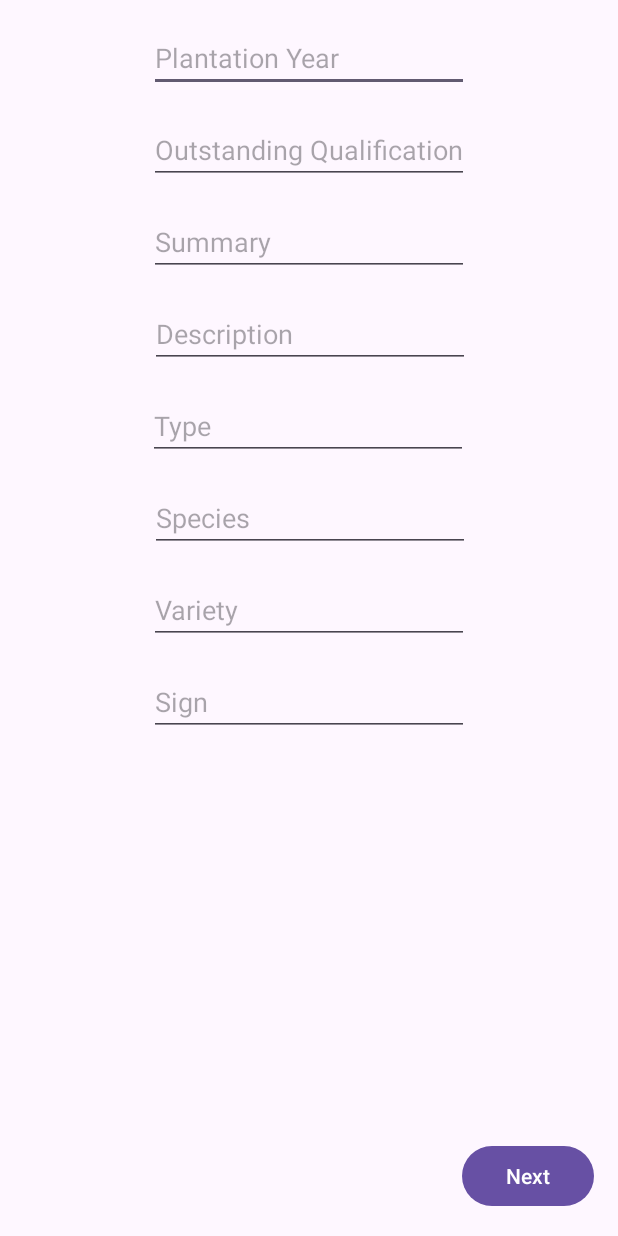
After one commit to Ramamas6/TreeWonder, an Android app: the fragment CreateTreeFragment2 shown on its own in the app's theme, on a phone screen of 412 x 824 dp. The commit adds this screen. Run offline under Robolectric (Android 15) with nearby library versions, the phone set to English and light mode, and no system bars.

Commit message:
feat: add Tree with 3 fragments

```diff
--- /dev/null
+++ b/app/src/main/java/com/example/treewonder/CreateTreeFragment2.kt
@@ -0,0 +1,89 @@
+package com.example.treewonder
+
+import android.icu.number.IntegerWidth
+import android.os.Bundle
+import androidx.fragment.app.Fragment
+import android.view.LayoutInflater
+import android.view.View
+import android.view.ViewGroup
+import android.widget.Button
+import android.widget.EditText
+import androidx.fragment.app.FragmentTransaction
+
+class CreateTreeFragment2 : Fragment() {
+    private var name: String = ""
+    private var commonName: String = ""
+    private var botanicName: String = ""
+    private var height: Int = 0
+    private var circumference: Int = 0
+    private var developmentStage: String  =""
+
+    private lateinit var edtPlantationYear: EditText
+    private lateinit var edtOutstandingQualification: EditText
+    private lateinit var edtSummary: EditText
+    private lateinit var edtDescription: EditText
+    private lateinit var edtType: EditText
+    private lateinit var edtSpecies: EditText
+    private lateinit var edtVariety: EditText
+    private lateinit var edtSign: EditText
+    private lateinit var btnNext: Button
+
+
+    override fun onCreateView(
+        inflater: LayoutInflater, container: ViewGroup?,
+        savedInstanceState: Bundle?
+    ): View? {
+        val view = inflater.inflate(R.layout.fragment_create_tree2, container, false)
+
+        //Get data from the parent fragment
+        val treeData: Bundle? = arguments
+        if(treeData != null){
+            name = treeData.getString("name", "")
+            commonName = treeData.getString("commonName", "")
+            botanicName = treeData.getString("botanicName", "")
+            height = treeData.getInt("height", 0)
+            circumference = treeData.getInt("circumference", 0)
+            developmentStage = treeData.getString("developmentStage", "")
+
+        }
+
+        edtPlantationYear = view.findViewById(R.id.f_create_tree_edt_plantation_year)
+        edtOutstandingQualification = view.findViewById(R.id.f_create_tree_edt_outstanding_qualification)
+        edtSummary = view.findViewById(R.id.f_create_tree_edt_summary)
+        edtDescription = view.findViewById(R.id.f_create_tree_edt_description)
+        edtType = view.findViewById(R.id.f_create_tree_edt_type)
+        edtSpecies = view.findViewById(R.id.f_create_tree_edt_species)
+        edtVariety = view.findViewById(R.id.f_create_tree_edt_variety)
+        edtSign = view.findViewById(R.id.f_create_tree_edt_sign)
+        btnNext = view.findViewById(R.id.f_create_tree_btn_next)
+
+        btnNext.setOnClickListener {
+            val nextFragment = CreateTreeFragment3()
+            val bundle = Bundle()
+            bundle.putString("name", name)
+            bundle.putString("commonName", commonName)
+            bundle.putString("botanicName", botanicName)
+            bundle.putInt("height", height)
+            bundle.putInt("circumference", circumference)
+            bundle.putString("developmentStage", developmentStage)
+            bundle.putInt("plantationYear", Integer.parseInt(edtPlantationYear.text.toString()))
+            bundle.putString("outstandingQualification", edtOutstandingQualification.text.toString())
+            bundle.putString("summary", edtSummary.text.toString())
+            bundle.putString("description", edtDescription.text.toString())
+            bundle.putString("type", edtType.text.toString())
+            bundle.putString("species", edtSpecies.text.toString())
+            bundle.putString("variety", edtVariety.text.toString())
+            bundle.putString("sign", edtSign.text.toString())
+            nextFragment.arguments = bundle
+            val transaction: FragmentTransaction = parentFragmentManager.beginTransaction()
+            transaction
+                .replace(
+                    R.id.a_main_lyt_fragment,
+                    nextFragment
+            )
+            transaction.commit()
+        }
+
+        return view
+    }
+}
--- a/app/src/main/java/com/example/treewonder/Tree.kt
+++ b/app/src/main/java/com/example/treewonder/Tree.kt
@@ -9,7 +9,6 @@ data class Tree(
     val height: Int,
     val circumference: Int,
     val developmentStage: String,
-    /*
     val plantationYear: Int,
     val outstandingQualification: String,
     val summary: String,
@@ -22,5 +21,4 @@ data class Tree(
     val longitude: Double,
     val latitude: Double,
     val address: String,
-    */
 ): Serializable
--- /dev/null
+++ b/app/src/main/res/layout/fragment_create_tree2.xml
@@ -0,0 +1,117 @@
+<?xml version="1.0" encoding="utf-8"?>
+<androidx.constraintlayout.widget.ConstraintLayout xmlns:android="http://schemas.android.com/apk/res/android"
+    xmlns:app="http://schemas.android.com/apk/res-auto"
+    xmlns:tools="http://schemas.android.com/tools"
+    android:layout_width="match_parent"
+    android:layout_height="match_parent">
+
+
+    <EditText
+        android:id="@+id/f_create_tree_edt_plantation_year"
+        android:layout_width="wrap_content"
+        android:layout_height="wrap_content"
+        android:layout_marginTop="16dp"
+        android:ems="10"
+        android:inputType="number"
+        android:hint="Plantation Year"
+        app:layout_constraintEnd_toEndOf="parent"
+        app:layout_constraintStart_toStartOf="parent"
+        app:layout_constraintTop_toTopOf="parent" />
+
+    <EditText
+        android:id="@+id/f_create_tree_edt_outstanding_qualification"
+        android:layout_width="wrap_content"
+        android:layout_height="wrap_content"
+        android:layout_marginTop="16dp"
+        android:ems="10"
+        android:inputType="text"
+        android:hint="Outstanding Qualification"
+        app:layout_constraintEnd_toEndOf="parent"
+        app:layout_constraintStart_toStartOf="parent"
+        app:layout_constraintTop_toBottomOf="@+id/f_create_tree_edt_plantation_year" />
+
+    <EditText
+        android:id="@+id/f_create_tree_edt_summary"
+        android:layout_width="wrap_content"
+        android:layout_height="wrap_content"
+        android:layout_marginTop="16dp"
+        android:ems="10"
+        android:inputType="text"
+        android:hint="Summary"
+        app:layout_constraintEnd_toEndOf="parent"
+        app:layout_constraintStart_toStartOf="parent"
+        app:layout_constraintTop_toBottomOf="@+id/f_create_tree_edt_outstanding_qualification" />
+
+    <EditText
+        android:id="@+id/f_create_tree_edt_description"
+        android:layout_width="wrap_content"
+        android:layout_height="wrap_content"
+        android:layout_marginTop="16dp"
+        android:ems="10"
+        android:inputType="text"
+        android:hint="Description"
+        app:layout_constraintEnd_toEndOf="parent"
+        app:layout_constraintHorizontal_bias="0.502"
+        app:layout_constraintStart_toStartOf="parent"
+        app:layout_constraintTop_toBottomOf="@+id/f_create_tree_edt_summary" />
+
+    <EditText
+        android:id="@+id/f_create_tree_edt_type"
+        android:layout_width="wrap_content"
+        android:layout_height="wrap_content"
+        android:layout_marginTop="16dp"
+        android:ems="10"
+        android:inputType="text"
+        android:hint="Type"
+        app:layout_constraintEnd_toEndOf="parent"
+        app:layout_constraintHorizontal_bias="0.497"
+        app:layout_constraintStart_toStartOf="parent"
+        app:layout_constraintTop_toBottomOf="@+id/f_create_tree_edt_description" />
+
+    <EditText
+        android:id="@+id/f_create_tree_edt_species"
+        android:layout_width="wrap_content"
+        android:layout_height="wrap_content"
+        android:layout_marginTop="16dp"
+        android:ems="10"
+        android:inputType="text"
+        android:hint="Species"
+        app:layout_constraintEnd_toEndOf="parent"
+        app:layout_constraintHorizontal_bias="0.502"
+        app:layout_constraintStart_toStartOf="parent"
+        app:layout_constraintTop_toBottomOf="@+id/f_create_tree_edt_type" />
+
+    <EditText
+        android:id="@+id/f_create_tree_edt_variety"
+        android:layout_width="wrap_content"
+        android:layout_height="wrap_content"
+        android:layout_marginTop="16dp"
+        android:ems="10"
+        android:inputType="text"
+        android:hint="Variety"
+        app:layout_constraintEnd_toEndOf="parent"
+        app:layout_constraintStart_toStartOf="parent"
+        app:layout_constraintTop_toBottomOf="@+id/f_create_tree_edt_species" />
+
+    <EditText
+        android:id="@+id/f_create_tree_edt_sign"
+        android:layout_width="wrap_content"
+        android:layout_height="wrap_content"
+        android:layout_marginTop="16dp"
+        android:ems="10"
+        android:inputType="text"
+        android:hint="Sign"
+        app:layout_constraintEnd_toEndOf="parent"
+        app:layout_constraintStart_toStartOf="parent"
+        app:layout_constraintTop_toBottomOf="@+id/f_create_tree_edt_variety" />
+
+    <Button
+        android:id="@+id/f_create_tree_btn_next"
+        android:layout_width="wrap_content"
+        android:layout_height="wrap_content"
+        android:layout_marginEnd="16dp"
+        android:layout_marginBottom="16dp"
+        android:text="Next"
+        app:layout_constraintBottom_toBottomOf="parent"
+        app:layout_constraintEnd_toEndOf="parent" />
+</androidx.constraintlayout.widget.ConstraintLayout>
```
Also changed, not shown: app/src/main/java/com/example/treewonder/CreateTreeFragment.kt (+22 -29 lines), app/src/main/java/com/example/treewonder/CreateTreeFragment3.kt (added, +108 -0 lines), app/src/main/res/layout/fragment_create_tree.xml (+4 -4 lines), app/src/main/res/layout/fragment_create_tree3.xml (added, +68 -0 lines).
